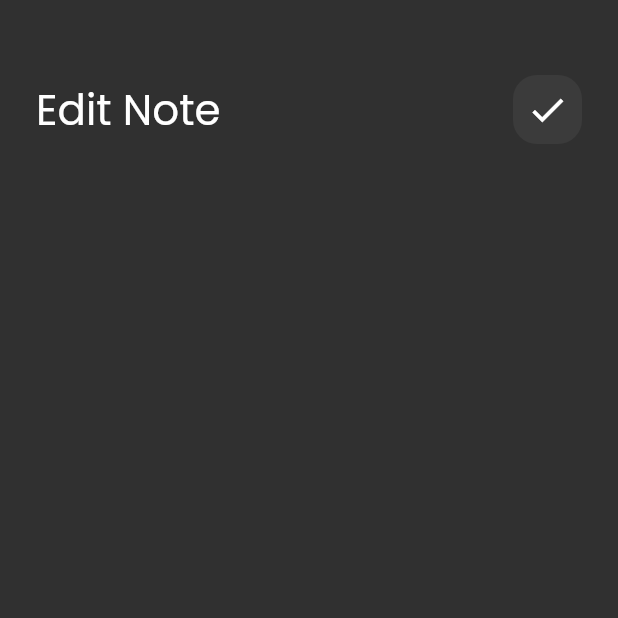
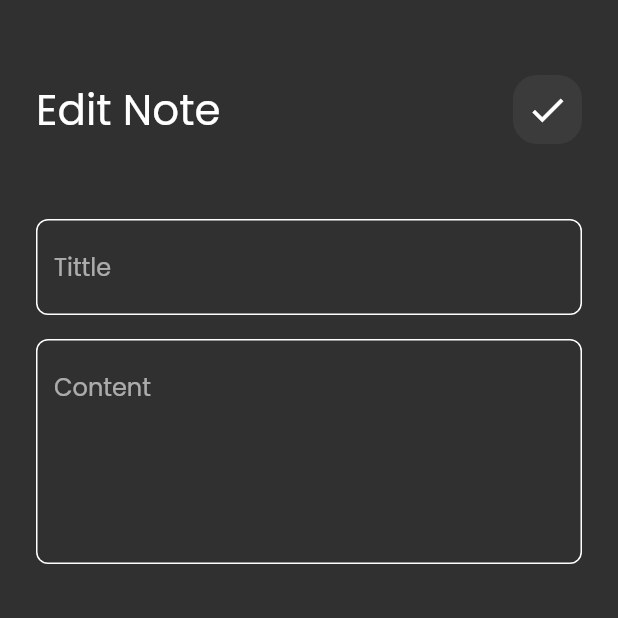
Before and after one commit to aliabdelnaby/notes_app, a Flutter app: the EditNoteView screen opened directly, on a phone screen of 412 x 824 dp, the top half of it. Run offline on Flutter 3.47's test engine with Material 2 defaults, Android fonts, the phone set to English and light mode, and no system bars; our stand-ins replace font_awesome_flutter.

Commit message:
edit note view_ UI Done

```diff
--- a/lib/views/widgets/edit_view_body.dart
+++ b/lib/views/widgets/edit_view_body.dart
@@ -1,5 +1,6 @@
 import 'package:flutter/material.dart';
 import 'package:notes_app/views/widgets/custom_app_bar.dart';
+import 'package:notes_app/views/widgets/custom_text_field.dart';
 
 class EditViewBody extends StatelessWidget {
   const EditViewBody({super.key});
@@ -10,10 +11,26 @@ class EditViewBody extends StatelessWidget {
       padding: EdgeInsets.symmetric(horizontal: 24),
       child: Column(
         children: [
-          SizedBox(height: 50,),
+          SizedBox(
+            height: 50,
+          ),
           CustomAppBar(
             title: 'Edit Note',
             icon: Icons.check,
+          ),
+          SizedBox(
+            height: 50,
+          ),
+          CustomTextField(
+            hint: 'Tittle',
+          ),
+
+          SizedBox(
+            height: 16,
+          ),
+          CustomTextField(
+            hint: 'Content',
+            maxLines: 5,
           ),
         ],
       ),
```
